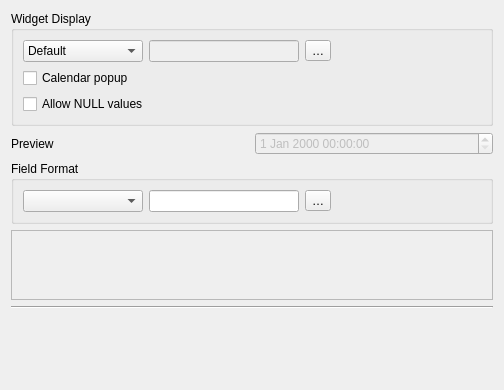
qgis/QGIS, file src/ui/editorwidgets/qgsdatetimeeditconfig.ui: the form before one commit.
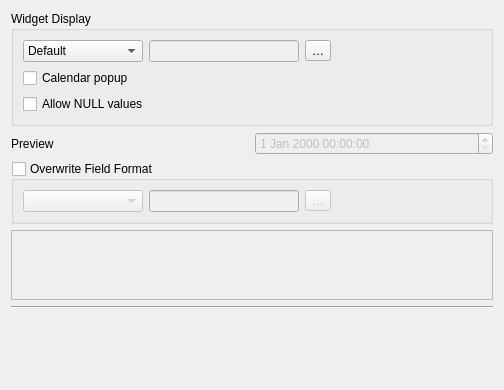
The form after the commit. Icons and pictures are not drawn. Custom widgets are drawn as their Qt base class.

Commit message: make Field Format setting a checkable group box - always unchecked, so user needs to enable before he/she makes a change there.

Diff of the .ui file:
```diff
--- a/src/ui/editorwidgets/qgsdatetimeeditconfig.ui
+++ b/src/ui/editorwidgets/qgsdatetimeeditconfig.ui
@@ -164,7 +164,13 @@
       <string>The field format is intended for fields that are not of a date type and should otherwise be left at the default value. For the display of the date use the Widget Display. </string>
      </property>
      <property name="title">
-      <string>Field Format</string>
+      <string>Overwrite Field Format</string>
+     </property>
+     <property name="checkable">
+      <bool>true</bool>
+     </property>
+     <property name="checked">
+      <bool>false</bool>
      </property>
      <layout class="QGridLayout" name="gridLayout_3">
       <item row="0" column="0">
```
Left out of the diff: 4 changed lines with no effect on the pictures.
